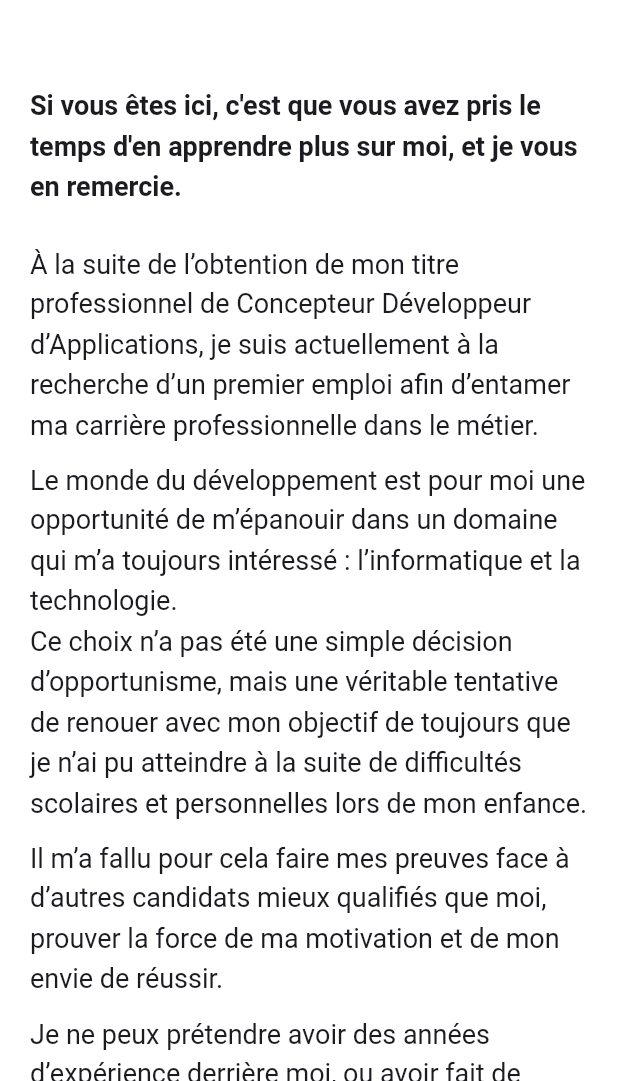
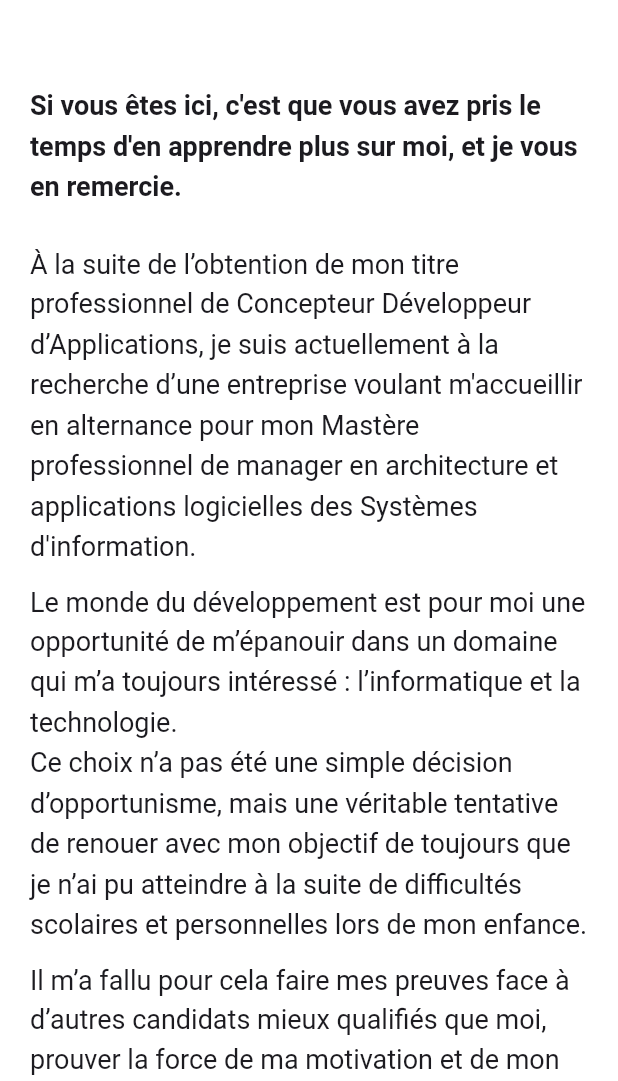
Before and after one commit to ParizotMaxime22/ParizotMaxime22.github.io, a Flutter app: the screen it shows after launch, on a phone screen of 412 x 824 dp, the part 155-1236 px from its top. Run offline on Flutter 3.47's test engine with Material 3 defaults, Android fonts, the phone set to English and light mode, and no system bars; our stand-ins replace font_awesome_flutter, shared_preferences, web; missing offline and left inert: captcha_verification.

Commit message:
Text update + CV update

```diff
--- a/lib/pages/presentation/presentation_page.dart
+++ b/lib/pages/presentation/presentation_page.dart
@@ -62,7 +62,7 @@ class PresentationPage extends StatelessWidget {
                 WidgetSpan(child: SizedBox(height: 50,))
               ,
                 TextSpan(
-                  text: "À la suite de l’obtention de mon titre professionnel de Concepteur Développeur d’Applications, je suis actuellement à la recherche d’un premier emploi afin d’entamer ma carrière professionnelle dans le métier.\n",
+                  text: "À la suite de l’obtention de mon titre professionnel de Concepteur Développeur d’Applications, je suis actuellement à la recherche d’une entreprise voulant m'accueillir en alternance pour mon Mastère professionnel de manager en architecture et applications logicielles des Systèmes d'information.\n",
                 ),
                 WidgetSpan(child: SizedBox(height: 35,)),
                 TextSpan(text: "Le monde du développement est pour moi une opportunité de m’épanouir dans un domaine qui m’a toujours intéressé : l’informatique et la technologie.\n"
```
Also changed, not shown: assets/cv_maxime_parizot.png.
